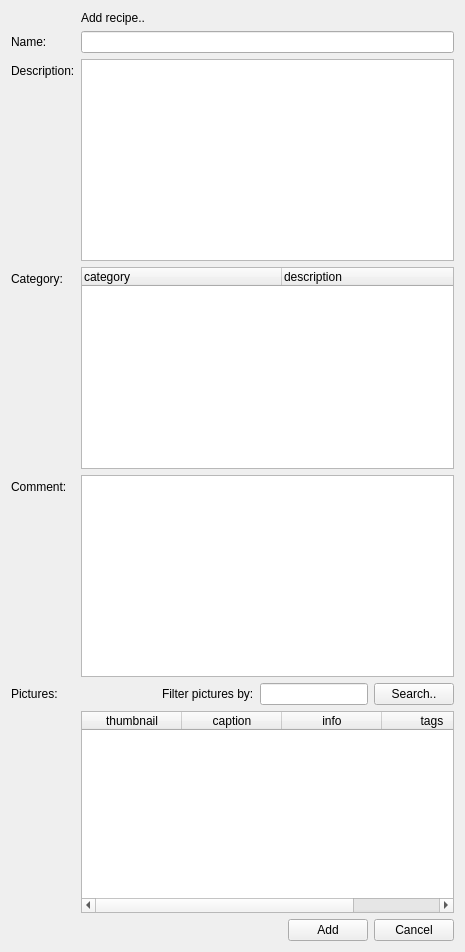
Above: client/uiforms/recipe_add.ui from Wolframe/configurator before the change. Below: the same form after it.
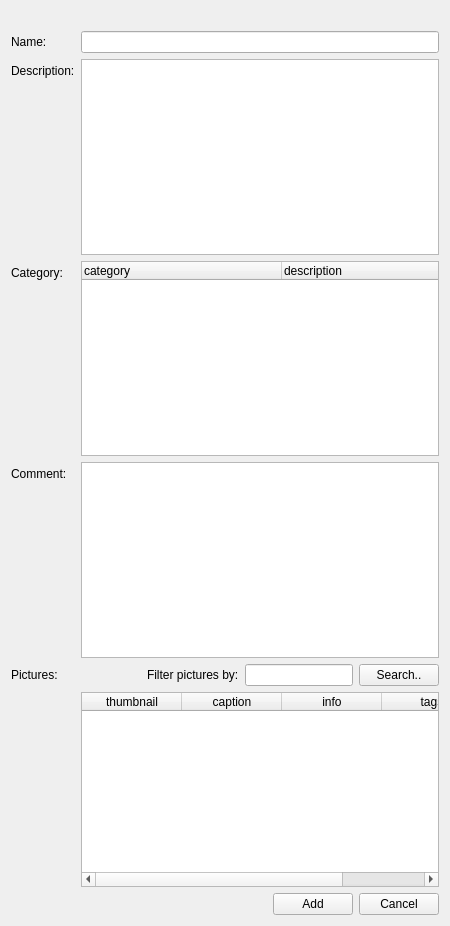
That is the form after the change.

What changed in the file:
```diff
--- a/client/uiforms/recipe_add.ui
+++ b/client/uiforms/recipe_add.ui
@@ -6,8 +6,8 @@
    <rect>
     <x>0</x>
     <y>0</y>
-    <width>465</width>
-    <height>952</height>
+    <width>450</width>
+    <height>926</height>
    </rect>
   </property>
   <property name="windowTitle">
@@ -24,13 +24,6 @@
      </property>
     </widget>
    </item>
-   <item row="0" column="1">
-    <widget class="QLabel" name="label_4">
-     <property name="text">
-      <string>Add recipe..</string>
-     </property>
-    </widget>
-   </item>
    <item row="1" column="0">
     <widget class="QLabel" name="label_name">
      <property name="text">
```
